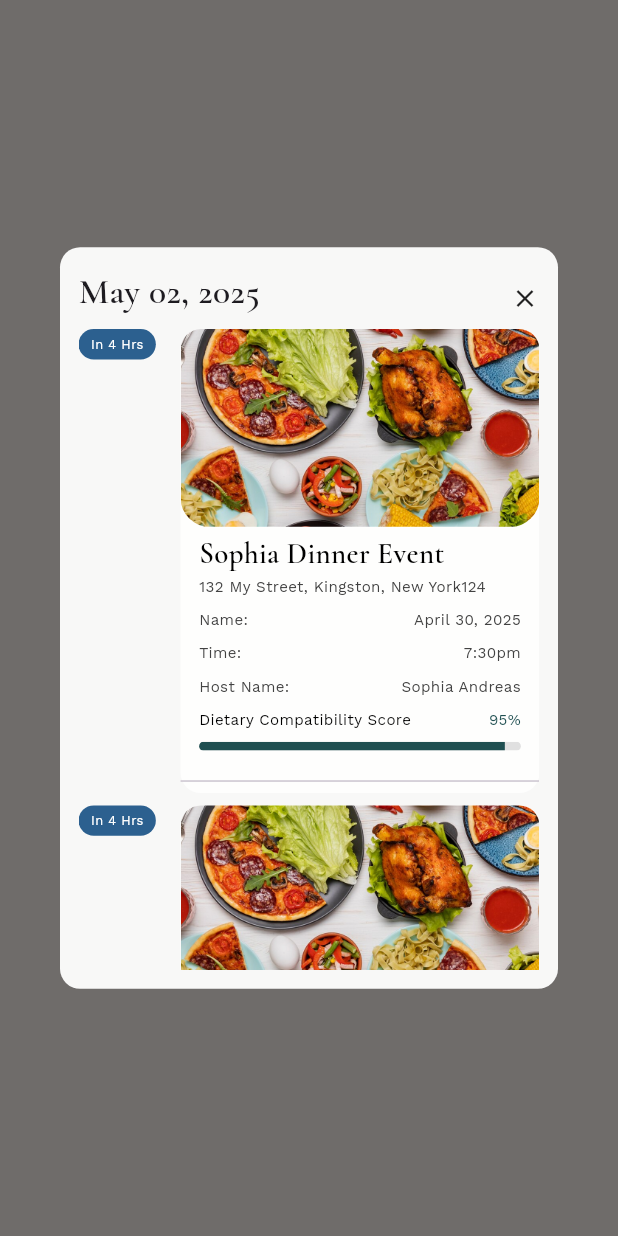
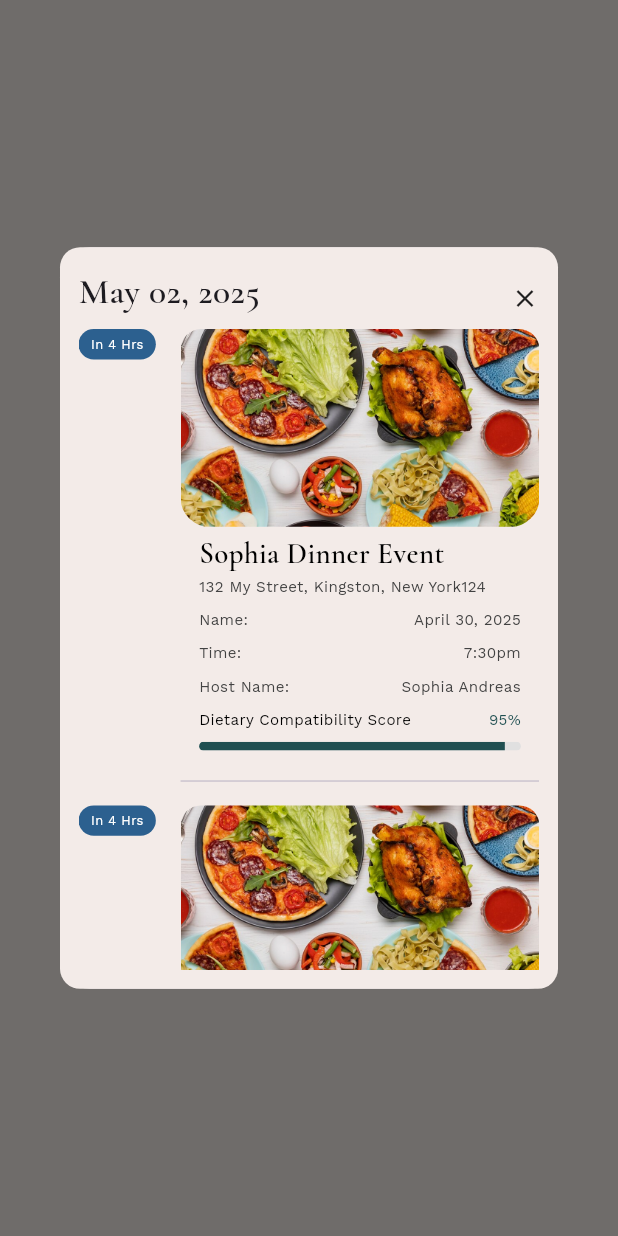
Before and after one commit to hamzaeh04/Yestable-New, a Flutter app: what showEventDialog() shows on an empty page, opened directly, on a phone screen of 412 x 824 dp. Run offline on Flutter 3.47's test engine with Material 3 defaults, Android fonts, the phone set to English and light mode, and no system bars; our stand-ins replace country_picker, flutter_rating_bar, get, pin_code_fields, shared_preferences, sizer; accounts and stored records are empty.

Commit message:
show dialog background color updated

```diff
--- a/lib/widget/event_dialog.dart
+++ b/lib/widget/event_dialog.dart
@@ -13,7 +13,6 @@ void showEventDialog(BuildContext context) {
     barrierDismissible: true,
     builder: (context) {
       return Dialog(
-        backgroundColor: Colors.transparent,
         shape: RoundedRectangleBorder(borderRadius: BorderRadius.circular(20)),
         child: Container(
           width: 95.w,
@@ -23,7 +22,7 @@ void showEventDialog(BuildContext context) {
           padding: EdgeInsets.all(3.w),
           decoration: BoxDecoration(
             borderRadius: BorderRadius.circular(15.sp),
-            color: whiteColor.withOpacity(0.95),
+            color: backgroundColor
           ),
           child: SingleChildScrollView(
             child: Column(
@@ -74,7 +73,7 @@ void showEventDialog(BuildContext context) {
                         onTap: () {
                           Get.toNamed("eventdetailsscreen");
                         },
-                        child: eventScreenWidget(),
+                        child: eventScreenWidget(bgcolor: backgroundColor),
                       ),
                     ),
                   ],
@@ -104,7 +103,7 @@ void showEventDialog(BuildContext context) {
                         onTap: () {
                           Get.toNamed("eventdetailsscreen");
                         },
-                        child: eventScreenWidget(),
+                        child: eventScreenWidget(bgcolor: backgroundColor),
                       ),
                     ),
                   ],
```
